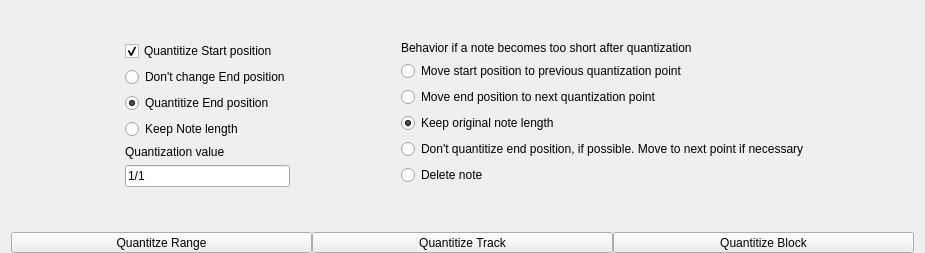
The window that bin/quantization.ui (kmatheussen/radium) describes before a commit, drawn with Qt 5.
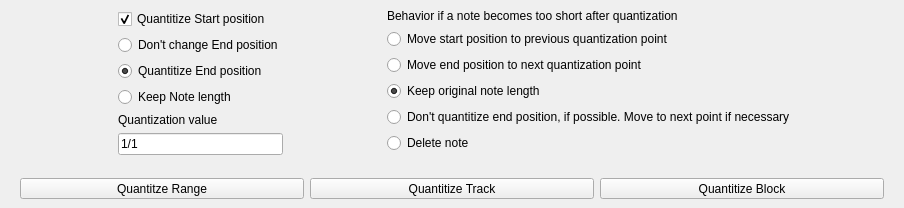
The same window after the commit. Custom widgets are drawn as their Qt base class.

Commit message: GUI: Add "Set/Change keybinding" option for all buttons in the "Edit" tab, step 1.

Patch:
```diff
--- a/bin/quantization.ui
+++ b/bin/quantization.ui
@@ -6,8 +6,8 @@
    <rect>
     <x>0</x>
     <y>0</y>
-    <width>925</width>
-    <height>253</height>
+    <width>904</width>
+    <height>208</height>
    </rect>
   </property>
   <property name="windowTitle">
@@ -298,7 +298,8 @@
     </spacer>
    </item>
    <item>
-    <layout class="QHBoxLayout" name="horizontalLayout_3">
+    <widget class="QWidget" name="button_layout" native="true">
+     <layout class="QHBoxLayout" name="button_layout_layout">
      <item>
       <widget class="QToolButton" name="quantitize_range">
        <property name="sizePolicy">
@@ -339,6 +340,7 @@
       </widget>
      </item>
     </layout>
+    </widget>
    </item>
   </layout>
  </widget>
```
Lines whose indentation alone changed are shown as unchanged. The commit also changes 5 other files.
